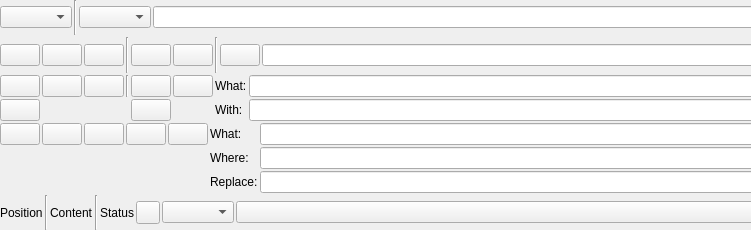
First picture: the form in resources/ui/codeeditor/newstatus.ui, repository prymatex/prymatex, before the edit; both pictures show x 0 to 751 and y 0 to 230 of the 1100 by 230 pixel window.
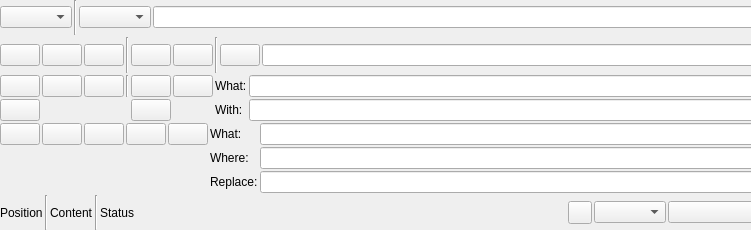
Second picture: the form after the edit. Icons and pictures are not drawn.

What changed in the file:
```diff
--- a/resources/ui/codeeditor/newstatus.ui
+++ b/resources/ui/codeeditor/newstatus.ui
@@ -728,6 +728,19 @@
         </property>
        </widget>
       </item>
+      <item>
+       <spacer name="horizontalSpacer_2">
+        <property name="orientation">
+         <enum>Qt::Horizontal</enum>
+        </property>
+        <property name="sizeHint" stdset="0">
+         <size>
+          <width>40</width>
+          <height>20</height>
+         </size>
+        </property>
+       </spacer>
+      </item>
       <item>
        <widget class="QToolButton" name="toolButtonMenuBundles">
         <property name="icon">
```
Left out of the diff: 4 changed lines with no effect on the pictures.
